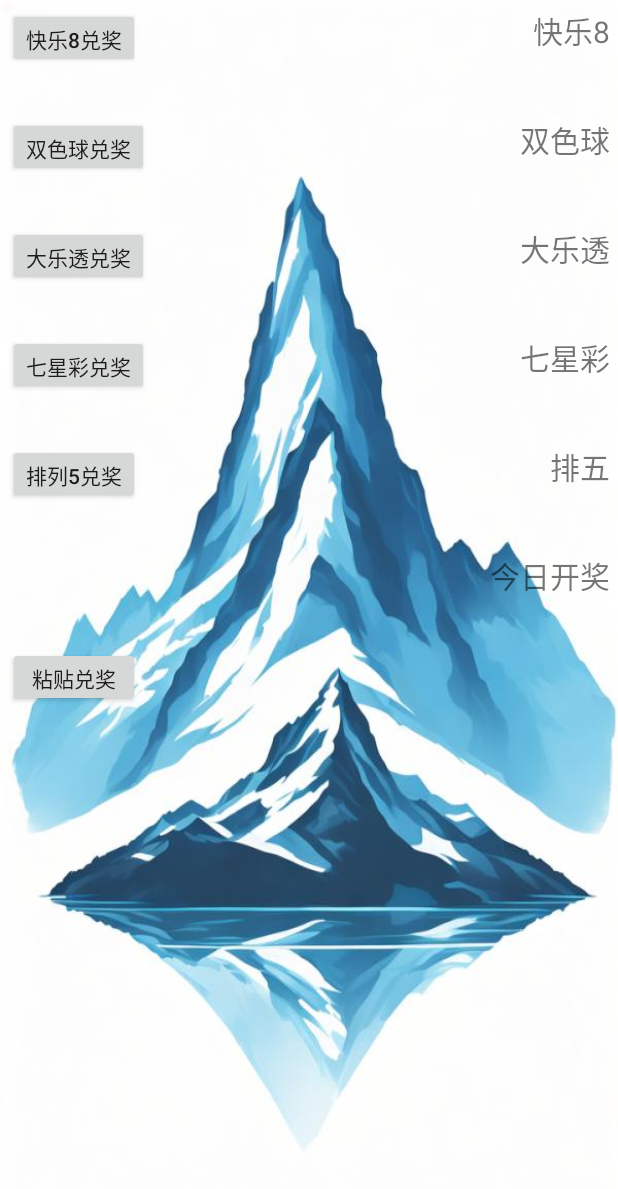
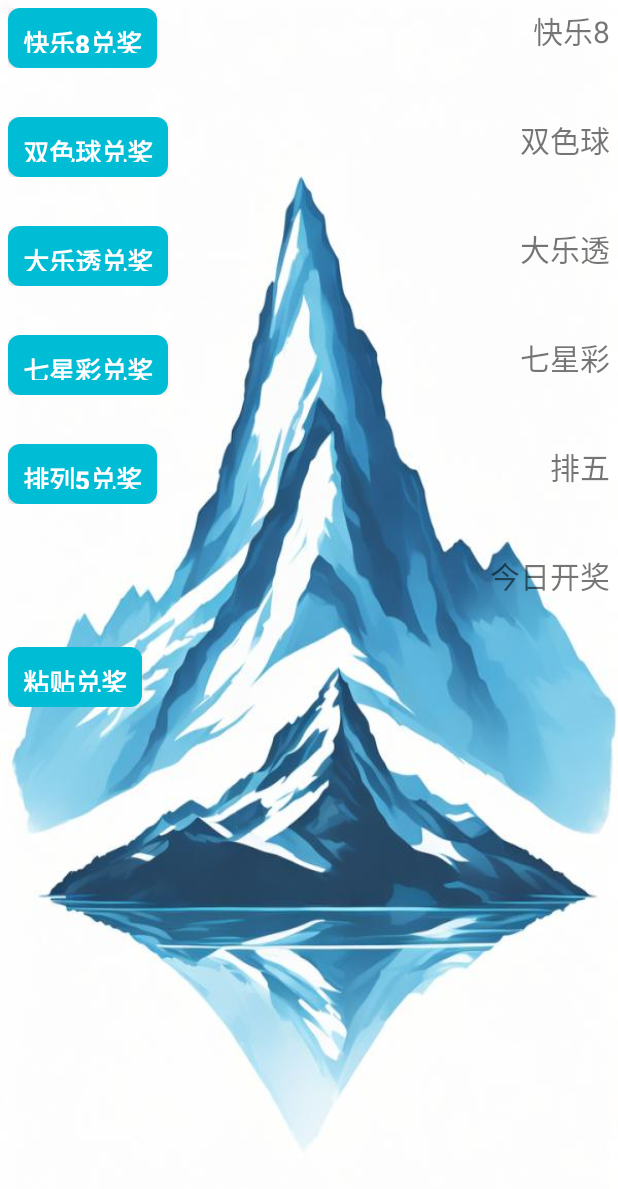
Before and after one commit to longtuxu/CaiPiao, an Android app: the screen it shows after launch (MainActivity), on a phone screen of 412 x 824 dp. Shown: the top 1189 px of the screen. Run offline under Robolectric (Android 15) with nearby library versions, the phone set to English and light mode, and no system bars.

Commit message:
美化按钮样式Style

```diff
--- a/app/src/main/java/com/myfirstdemotogithub/tools/CustomToast.java
+++ b/app/src/main/java/com/myfirstdemotogithub/tools/CustomToast.java
@@ -15,7 +15,7 @@ public class CustomToast
         toast.show();
 
         // 创建并启动自定义定时器，关闭Toast
-        new CountDownTimer(durationMillis, 1000)
+        new CountDownTimer(durationMillis, 1500)
         { // 参数：总时长，间隔
             @Override
             public void onTick(long millisUntilFinished)
--- /dev/null
+++ b/app/src/main/res/drawable/button_style.xml
@@ -0,0 +1,27 @@
+<?xml version="1.0" encoding="utf-8"?>
+<selector xmlns:android="http://schemas.android.com/apk/res/android">
+    <!-- 按下状态 -->
+    <item android:state_pressed="true">
+        <shape android:shape="rectangle">
+            <solid android:color="#FF9800"/> <!-- 背景色 -->
+            <corners android:radius="8dp"/> <!-- 圆角 -->
+            <padding android:left="10dp" android:right="10dp" android:top="10dp" android:bottom="10dp"/> <!-- 内边距 -->
+        </shape>
+    </item>
+    <!-- 获取焦点状态 -->
+    <item android:state_focused="true">
+        <shape android:shape="rectangle">
+            <solid android:color="#FF9800"/> <!-- 另一种颜色表示聚焦 -->
+            <corners android:radius="8dp"/>
+            <padding android:left="10dp" android:right="10dp" android:top="10dp" android:bottom="10dp"/>
+        </shape>
+    </item>
+    <!-- 默认状态 -->
+    <item>
+        <shape android:shape="rectangle">
+            <solid android:color="#00BCD4"/> <!-- 默认背景色 -->
+            <corners android:radius="8dp"/>
+            <padding android:left="10dp" android:right="10dp" android:top="10dp" android:bottom="10dp"/>
+        </shape>
+    </item>
+</selector>
--- a/app/src/main/res/layout/activity_main.xml
+++ b/app/src/main/res/layout/activity_main.xml
@@ -1,4 +1,5 @@
 <LinearLayout xmlns:android="http://schemas.android.com/apk/res/android"
+    xmlns:tools="http://schemas.android.com/tools"
     android:layout_width="match_parent"
     android:layout_height="match_parent">
 
@@ -23,14 +24,15 @@
                     android:id="@+id/save_happy8_btn"
                     android:layout_width="wrap_content"
                     android:layout_height="wrap_content"
-                    android:text="快乐8兑奖" />
+                    android:text="@string/快乐8兑奖"
+                    style="@style/CustomButtonStyle"/>
 
                 <TextView
                     android:id="@+id/tv_happy8"
                     android:layout_width="match_parent"
                     android:layout_height="match_parent"
                     android:gravity="right"
-                    android:text="快乐8"
+                    android:text="@string/快乐8"
                     android:textSize="20sp" />
 
             </LinearLayout>
@@ -57,15 +59,16 @@
                     android:id="@+id/save_twotone_btn"
                     android:layout_width="wrap_content"
                     android:layout_height="wrap_content"
-                    android:text="双色球兑奖" />
+                    android:text="@string/双色球兑奖"
+                    style="@style/CustomButtonStyle"/>
 
                 <TextView
                     android:id="@+id/tv_twotone"
                     android:layout_width="match_parent"
                     android:layout_height="match_parent"
                     android:gravity="right"
-                    android:text="双色球"
-                    android:textSize="20sp" />/>
+                    android:text="@string/双色球"
+                    android:textSize="20sp" />
 
             </LinearLayout>
 
@@ -92,15 +95,16 @@
                     android:id="@+id/save_superlotto_btn"
                     android:layout_width="wrap_content"
                     android:layout_height="wrap_content"
-                    android:text="大乐透兑奖" />
+                    android:text="@string/大乐透兑奖"
+                    style="@style/CustomButtonStyle"/>
 
                 <TextView
                     android:id="@+id/tv_superlotto"
                     android:layout_width="match_parent"
                     android:layout_height="match_parent"
                     android:gravity="right"
-                    android:text="大乐透"
-                    android:textSize="20sp" />/>
+                    android:text="@string/大乐透"
+                    android:textSize="20sp" />
             </LinearLayout>
 
             <TextView
@@ -125,15 +129,16 @@
                     android:id="@+id/save_sevenstarcolor_btn"
                     android:layout_width="wrap_content"
                     android:layout_height="wrap_content"
-                    android:text="七星彩兑奖" />
+                    android:text="@string/七星彩兑奖"
+                    style="@style/CustomButtonStyle"/>
 
                 <TextView
                     android:id="@+id/tv_sevenstarcolor"
                     android:layout_width="match_parent"
                     android:layout_height="match_parent"
                     android:gravity="right"
-                    android:text="七星彩"
-                    android:textSize="20sp" />/>
+                    android:text="@string/七星彩"
+                    android:textSize="20sp" />
             </LinearLayout>
 
             <TextView
@@ -158,15 +163,16 @@
                     android:id="@+id/save_arrange5_btn"
                     android:layout_width="wrap_content"
                     android:layout_height="wrap_content"
-                    android:text="排列5兑奖" />
+                    android:text="@string/排列5兑奖"
+                    style="@style/CustomButtonStyle"/>
 
                 <TextView
                     android:id="@+id/tv_arrange5"
                     android:layout_width="match_parent"
                     android:layout_height="match_parent"
                     android:gravity="right"
-                    android:text="排五"
-                    android:textSize="20sp" />/>
+                    android:text="@string/排五"
+                    android:textSize="20sp" />
             </LinearLayout>
 
             <TextView
@@ -188,7 +194,7 @@
                 android:layout_width="match_parent"
                 android:layout_height="match_parent"
                 android:gravity="right"
-                android:text="今日开奖"
+                android:text="@string/今日开奖"
                 android:textSize="20sp" />
 
             <TextView
@@ -213,14 +219,15 @@
                     android:id="@+id/paste_btn"
                     android:layout_width="wrap_content"
                     android:layout_height="wrap_content"
-                    android:text="粘贴兑奖" />
+                    android:text="@string/粘贴兑奖"
+                    style="@style/CustomButtonStyle"/>
 
                 <TextView
                     android:layout_width="match_parent"
                     android:layout_height="match_parent"
                     android:gravity="right"
                     android:text=""
-                    android:textSize="20sp" />/>
+                    android:textSize="20sp" />
             </LinearLayout>
         </LinearLayout>
 
--- a/app/src/main/res/values/strings.xml
+++ b/app/src/main/res/values/strings.xml
@@ -1,3 +1,15 @@
 <resources>
     <string name="app_name">爱躺平</string>
+    <string name="粘贴兑奖">粘贴兑奖</string>
+    <string name="今日开奖">今日开奖</string>
+    <string name="排五">排五</string>
+    <string name="排列5兑奖">排列5兑奖</string>
+    <string name="七星彩">七星彩</string>
+    <string name="七星彩兑奖">七星彩兑奖</string>
+    <string name="大乐透">大乐透</string>
+    <string name="大乐透兑奖">大乐透兑奖</string>
+    <string name="双色球">双色球</string>
+    <string name="双色球兑奖">双色球兑奖</string>
+    <string name="快乐8">快乐8</string>
+    <string name="快乐8兑奖">快乐8兑奖</string>
 </resources>
--- a/app/src/main/res/values/styles.xml
+++ b/app/src/main/res/values/styles.xml
@@ -9,4 +9,13 @@
         <item name="colorAccent">@color/colorAccent</item>
     </style>
 
+    <style name="CustomButtonStyle" parent="Widget.AppCompat.Button">
+        <item name="android:textColor">#FFFDFD</item> <!-- 文本颜色 -->
+        <item name="android:textStyle">bold</item>
+        <item name="android:textSize">17sp</item> <!-- 文本大小 -->
+        <item name="android:background">@drawable/button_style</item> <!-- 刚刚创建的Drawable选择器 -->
+        <!-- 其他属性可以根据需要添加 -->
+    </style>
+
+
 </resources>
```
